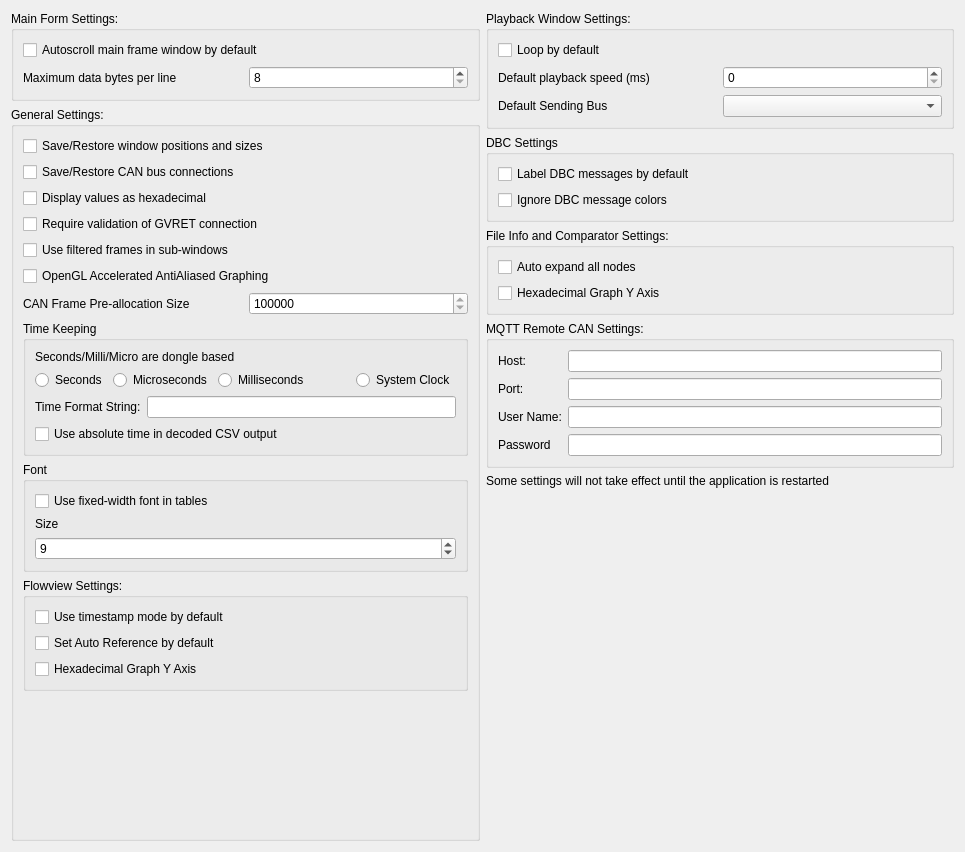
First picture: the form in ui/mainsettingsdialog.ui, repository collin80/SavvyCAN, before the edit.
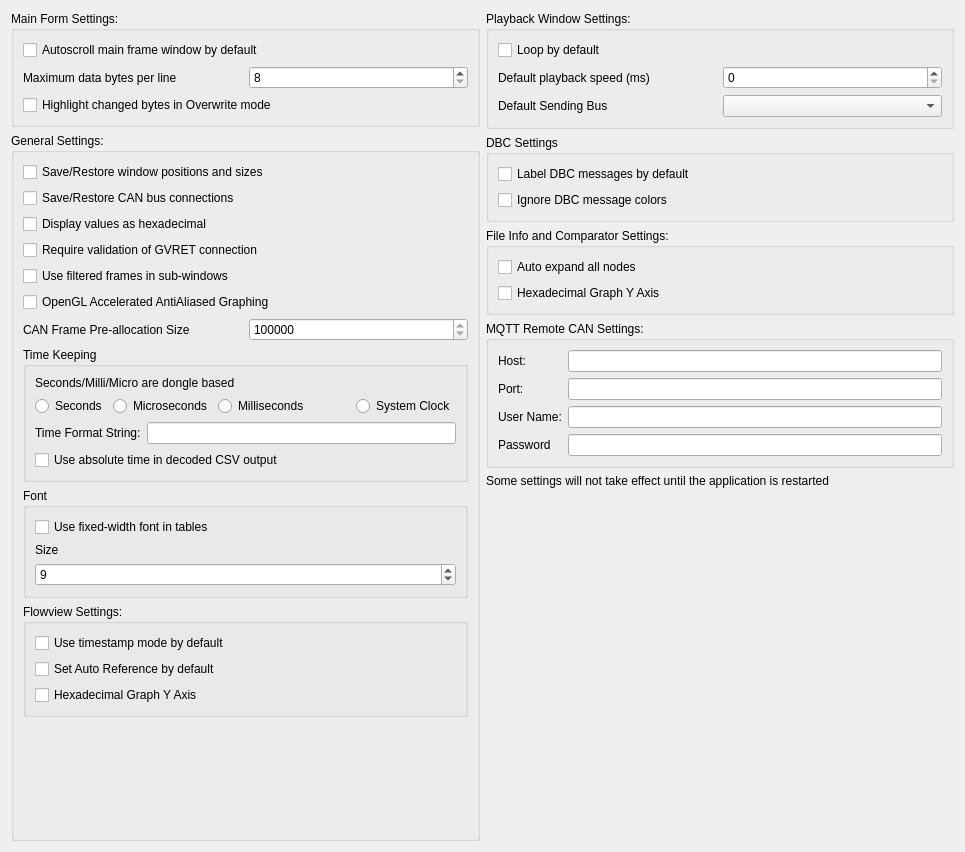
Second picture: the form after the edit.

Commit message: Add a setting to control overwrite mode highlighting behavior

```diff
--- a/ui/mainsettingsdialog.ui
+++ b/ui/mainsettingsdialog.ui
@@ -53,6 +53,13 @@
           </item>
          </layout>
         </item>
+        <item>
+         <widget class="QCheckBox" name="cbMarkChangedBytes">
+          <property name="text">
+           <string>Highlight changed bytes in Overwrite mode</string>
+          </property>
+         </widget>
+        </item>
        </layout>
       </widget>
      </item>
```
Left out of the diff: 1 changed line with no effect on the pictures. The commit also changes 5 other files.
